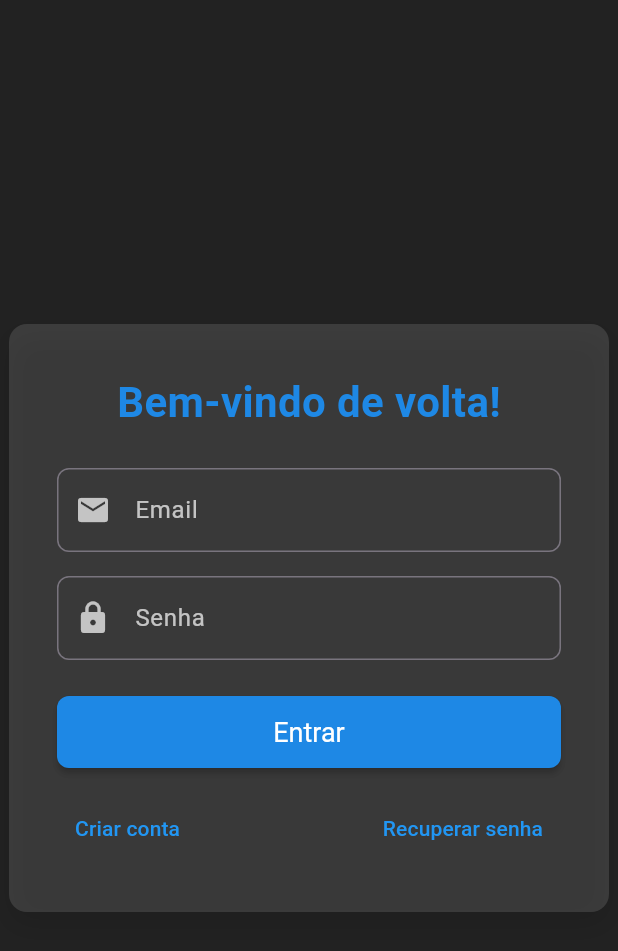
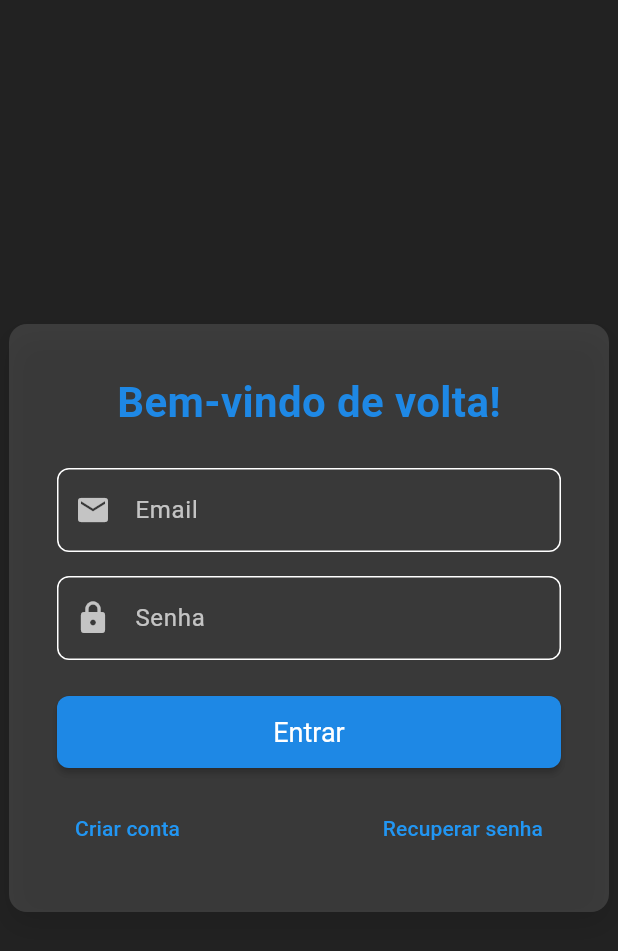
Before and after one commit to FelipeFPicasso/CCC_LabEngSoft_Felipe_Nicolas_FrontAppGerenciamentoFinanceiro, a Flutter app: the screen it shows after launch, on a phone screen of 412 x 824 dp. Shown: the top 951 px of the screen. Run offline on Flutter 3.47's test engine with Material 3 defaults, Android fonts, the phone set to English and light mode, and no system bars; our stand-ins replace jwt_decoder, shared_preferences.

Commit message:
Updated colors theme and pages

```diff
--- a/lib/main.dart
+++ b/lib/main.dart
@@ -10,9 +10,27 @@ import 'pages/conta_page.dart';
 void main() => runApp(MyApp());
 
 class MyApp extends StatelessWidget {
+  const MyApp({super.key});
+
   @override
   Widget build(BuildContext context) {
     return MaterialApp(
+      theme: ThemeData(
+        useMaterial3: true,
+        colorScheme: ColorScheme(
+          brightness: Brightness.dark,
+          primary: Colors.white,        // Cor de destaque
+          onPrimary: Colors.white,      // Texto sobre o botão primário
+          secondary: Colors.grey,       // Cor secundária
+          onSecondary: Colors.white,    // Texto sobre o botão secundário
+          error: Colors.red,
+          onError: Colors.red,
+          background: Colors.black,  // Scaffold background
+          onBackground: Colors.white,
+          surface: Color.fromARGB(255,61,61,61),        // Cor do AlertDialog, Card, etc.
+          onSurface: Colors.white,      // Texto em cima do `surface`
+        ),
+      ),
       title: 'Gerenc Finanças',
       initialRoute: '/login',
       routes: {
--- a/lib/pages/adicionar_cartao_page.dart
+++ b/lib/pages/adicionar_cartao_page.dart
@@ -6,10 +6,10 @@ class AdicionarCartaoPage extends StatefulWidget {
   final int usuarioId;
 
   const AdicionarCartaoPage({
-    Key? key,
+    super.key,
     required this.token,
     required this.usuarioId,
-  }) : super(key: key);
+  });
 
   @override
   State<AdicionarCartaoPage> createState() => _AdicionarCartaoPageState();
--- a/lib/pages/adicionar_transacao_page.dart
+++ b/lib/pages/adicionar_transacao_page.dart
@@ -5,6 +5,8 @@ import 'package:untitled/services/auth_services.dart';
 import 'dart:convert';
 
 class AdicionarTransacaoPage extends StatefulWidget {
+  const AdicionarTransacaoPage({super.key});
+
   @override
   _AdicionarTransacaoPageState createState() => _AdicionarTransacaoPageState();
 }
@@ -252,8 +254,7 @@ class _AdicionarTransacaoPageState extends State<AdicionarTransacaoPage> {
                                 onPrimary: Colors.white,
                                 surface: Colors.grey[900]!,
                                 onSurface: Colors.white70,
-                              ),
-                              dialogBackgroundColor: Colors.grey[850],
+                              ), dialogTheme: DialogThemeData(backgroundColor: Colors.grey[850]),
                             ),
                             child: child!,
                           );
--- a/lib/pages/cadastro_page.dart
+++ b/lib/pages/cadastro_page.dart
@@ -33,7 +33,7 @@ class DateInputFormatter extends TextInputFormatter {
 }
 
 class CadastroPage extends StatefulWidget {
-  const CadastroPage({Key? key}) : super(key: key);
+  const CadastroPage({super.key});
 
   @override
   _CadastroPageState createState() => _CadastroPageState();
@@ -72,8 +72,7 @@ class _CadastroPageState extends State<CadastroPage> {
             primary: Colors.blue,
             onPrimary: Colors.white,
             onSurface: Colors.blue,
-          ),
-          dialogBackgroundColor: Colors.white,
+          ), dialogTheme: DialogThemeData(backgroundColor: Colors.white),
         ),
         child: child!,
       ),
--- a/lib/pages/cartao_page.dart
+++ b/lib/pages/cartao_page.dart
@@ -5,7 +5,7 @@ import '../services/auth_services.dart';
 import 'adicionar_cartao_page.dart';
 
 class CartaoPage extends StatefulWidget {
-  const CartaoPage({Key? key}) : super(key: key);
+  const CartaoPage({super.key});
 
   @override
   State<CartaoPage> createState() => _CartaoPageState();
--- a/lib/pages/detalhes_conta_page.dart
+++ b/lib/pages/detalhes_conta_page.dart
@@ -6,7 +6,7 @@ class ContaDetalhesPage extends StatefulWidget {
   final int contaId;
   final String nomeBanco;
 
-  const ContaDetalhesPage({Key? key, required this.contaId, required this.nomeBanco}) : super(key: key);
+  const ContaDetalhesPage({super.key, required this.contaId, required this.nomeBanco});
 
   @override
   _ContaDetalhesPageState createState() => _ContaDetalhesPageState();
--- a/lib/pages/login_page.dart
+++ b/lib/pages/login_page.dart
@@ -1,10 +1,11 @@
 import 'dart:convert';
 import 'package:flutter/material.dart';
-import 'package:jwt_decoder/jwt_decoder.dart';
 import '../services/api_service.dart';
 import '../services/auth_services.dart'; // Import necessário para salvar o token
 
 class LoginPage extends StatefulWidget {
+  const LoginPage({super.key});
+
   @override
   _LoginPageState createState() => _LoginPageState();
 }
@@ -139,11 +140,11 @@ class _LoginPageState extends State<LoginPage> {
                       textStyle: const TextStyle(fontSize: 18),
                       elevation: 2,
                     ).copyWith(
-                      overlayColor: MaterialStateProperty.resolveWith<Color?>(
+                      overlayColor: WidgetStateProperty.resolveWith<Color?>(
                             (states) {
-                          if (states.contains(MaterialState.pressed)) {
+                          if (states.contains(WidgetState.pressed)) {
                             return Colors.blue[800]; // cor ao pressionar
-                          } else if (states.contains(MaterialState.hovered)) {
+                          } else if (states.contains(WidgetState.hovered)) {
                             return Colors.blue[700];
                           }
                           return null;
--- a/lib/pages/recuperar_senha_page.dart
+++ b/lib/pages/recuperar_senha_page.dart
@@ -2,6 +2,8 @@ import 'package:flutter/material.dart';
 import '../services/api_service.dart'; // sua API service
 
 class RecuperarSenhaPage extends StatefulWidget {
+  const RecuperarSenhaPage({super.key});
+
   @override
   _RecuperarSenhaPageState createState() => _RecuperarSenhaPageState();
 }
--- a/lib/pages/relatorio_transacao_page.dart
+++ b/lib/pages/relatorio_transacao_page.dart
@@ -6,7 +6,7 @@ import '../services/auth_services.dart';
 class ComprovantePage extends StatefulWidget {
   final int idTransacao;
 
-  const ComprovantePage({required this.idTransacao});
+  const ComprovantePage({super.key, required this.idTransacao});
 
   @override
   _ComprovantePageState createState() => _ComprovantePageState();
--- a/lib/pages/transacao_page.dart
+++ b/lib/pages/transacao_page.dart
@@ -7,6 +7,8 @@ import 'relatorio_transacao_page.dart';
 
 class TransacaoPage extends StatefulWidget {
   static const String baseUrl = 'http://localhost:8000';
+
+  const TransacaoPage({super.key});
 
   @override
   _TransacaoPageState createState() => _TransacaoPageState();
@@ -44,7 +46,7 @@ class _TransacaoPageState extends State<TransacaoPage> {
       final response = await http.get(
         Uri.parse('${TransacaoPage.baseUrl}/relatorio-transacao/usuario'),
         headers: {
-          'Authorization': '$token',
+          'Authorization': token,
           'Content-Type': 'application/json',
         },
       );
```
Also changed, not shown: lib/pages/conta_page.dart (+5 -3 lines), lib/pages/menu_page.dart (+11 -7 lines), lib/services/api_service.dart (+6 -6 lines).
